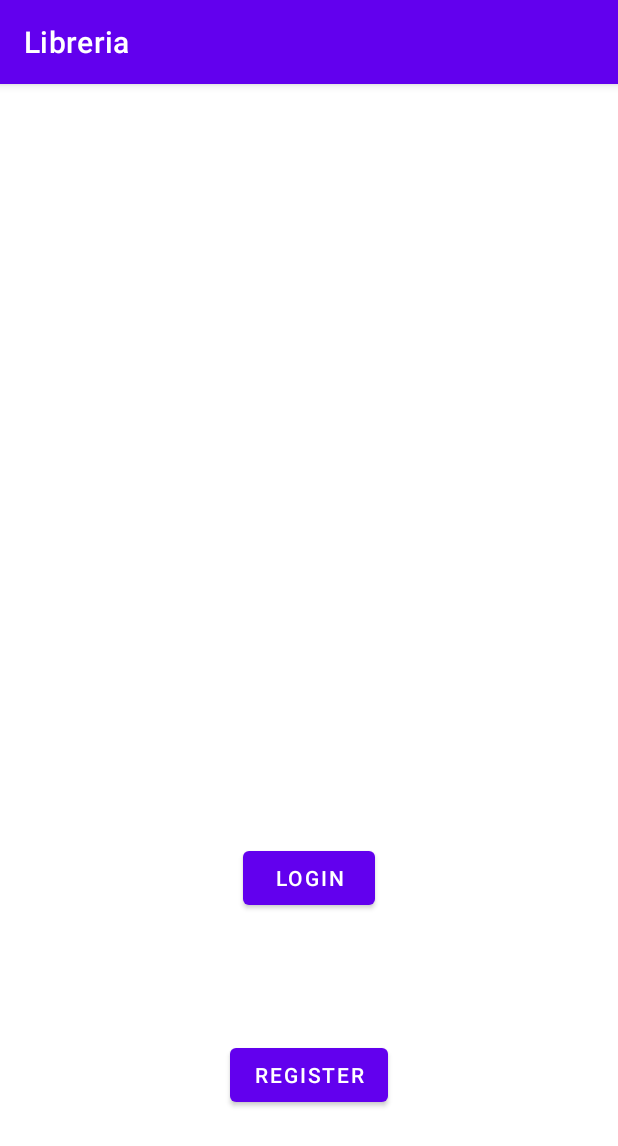
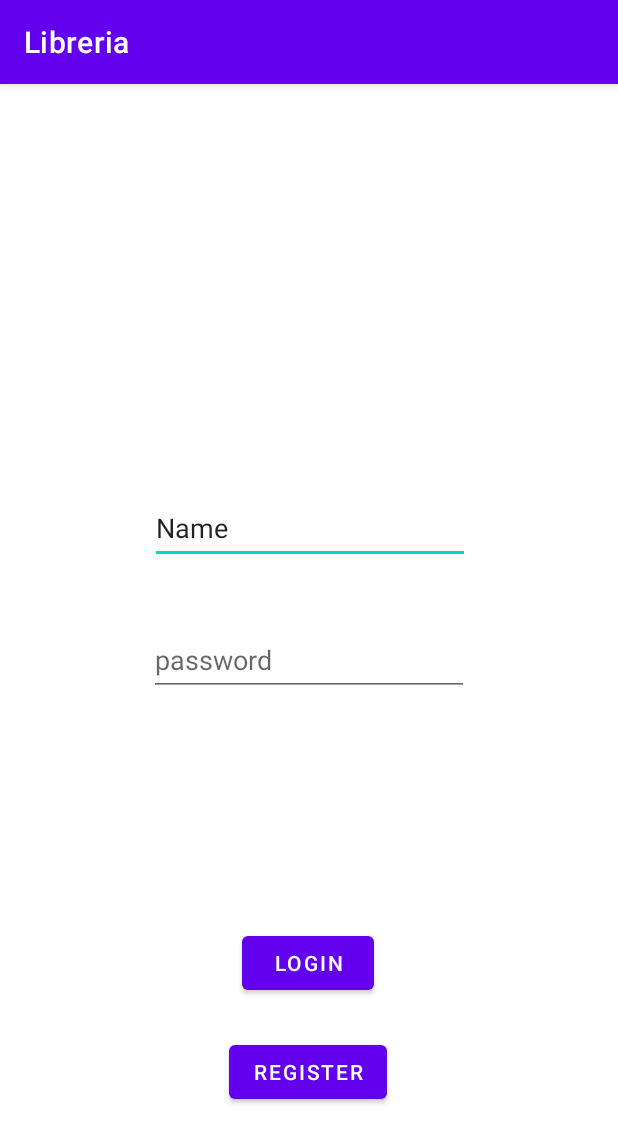
Before and after one commit to SMU28/Libreria, an Android app: the screen it shows after launch (MainActivity), on a phone screen of 412 x 824 dp. Shown: the top 1146 px of the screen. Run offline under Robolectric (Android 15) with nearby library versions, the phone set to English and light mode, and no system bars.

Commit message:
Clases DB

```diff
--- a/app/src/main/res/layout/fragment_login.xml
+++ b/app/src/main/res/layout/fragment_login.xml
@@ -13,9 +13,10 @@
         android:text="@string/LoginBoton"
         app:layout_constraintBottom_toBottomOf="parent"
         app:layout_constraintEnd_toEndOf="parent"
+        app:layout_constraintHorizontal_bias="0.498"
         app:layout_constraintStart_toStartOf="parent"
         app:layout_constraintTop_toTopOf="parent"
-        app:layout_constraintVertical_bias="0.702" />
+        app:layout_constraintVertical_bias="0.781" />
 
     <Button
         android:id="@+id/BotonR"
@@ -24,6 +25,40 @@
         android:text="@string/RegisterBoton"
         app:layout_constraintBottom_toBottomOf="parent"
         app:layout_constraintEnd_toEndOf="parent"
+        app:layout_constraintHorizontal_bias="0.498"
         app:layout_constraintStart_toStartOf="parent"
-        app:layout_constraintTop_toBottomOf="@+id/BotonL" />
+        app:layout_constraintTop_toBottomOf="@+id/BotonL"
+        app:layout_constraintVertical_bias="0.227" />
+
+    <EditText
+        android:id="@+id/editTextTextPersonName"
+        android:layout_width="wrap_content"
+        android:layout_height="wrap_content"
+        android:ems="10"
+        android:inputType="textPersonName"
+        android:minHeight="48dp"
+        android:text="@string/nm"
+        app:layout_constraintBottom_toTopOf="@+id/editTextTextPassword"
+        app:layout_constraintEnd_toEndOf="parent"
+        app:layout_constraintHorizontal_bias="0.502"
+        app:layout_constraintStart_toStartOf="parent"
+        app:layout_constraintTop_toTopOf="parent"
+        app:layout_constraintVertical_bias="0.872"
+        android:autofillHints=""
+        tools:ignore="LabelFor" />
+
+    <EditText
+        android:id="@+id/editTextTextPassword"
+        android:layout_width="wrap_content"
+        android:layout_height="wrap_content"
+        android:ems="10"
+        android:hint="@string/pass"
+        android:inputType="textPassword"
+        android:minHeight="48dp"
+        app:layout_constraintBottom_toBottomOf="parent"
+        app:layout_constraintEnd_toEndOf="parent"
+        app:layout_constraintStart_toStartOf="parent"
+        app:layout_constraintTop_toTopOf="parent"
+        android:autofillHints="" />
+
 </androidx.constraintlayout.widget.ConstraintLayout>
--- a/app/src/main/res/layout/fragment_register.xml
+++ b/app/src/main/res/layout/fragment_register.xml
@@ -13,8 +13,9 @@
         android:text="@string/RegisterBoton2"
         app:layout_constraintBottom_toBottomOf="parent"
         app:layout_constraintEnd_toEndOf="parent"
-        app:layout_constraintHorizontal_bias="0.465"
+        app:layout_constraintHorizontal_bias="0.498"
         app:layout_constraintStart_toStartOf="parent"
         app:layout_constraintTop_toTopOf="parent"
-        app:layout_constraintVertical_bias="0.521" />
+        app:layout_constraintVertical_bias="0.932"
+        tools:ignore="TextSizeCheck" />
 </androidx.constraintlayout.widget.ConstraintLayout>
--- a/app/src/main/res/values/strings.xml
+++ b/app/src/main/res/values/strings.xml
@@ -5,4 +5,6 @@
     <string name="LoginBoton">Login</string>
     <string name="RegisterBoton">Register</string>
     <string name="RegisterBoton2">Register</string>
+    <string name="pass">password</string>
+    <string name="nm">Name</string>
 </resources>
```
Also changed, not shown: app/src/main/java/exercice/libreria/data/DAOLibreria.java (added, +34 -0 lines), app/src/main/java/exercice/libreria/data/Persona.java (added, +37 -0 lines), app/src/main/java/exercice/libreria/data/PersonaContrac.java (added, +13 -0 lines).
